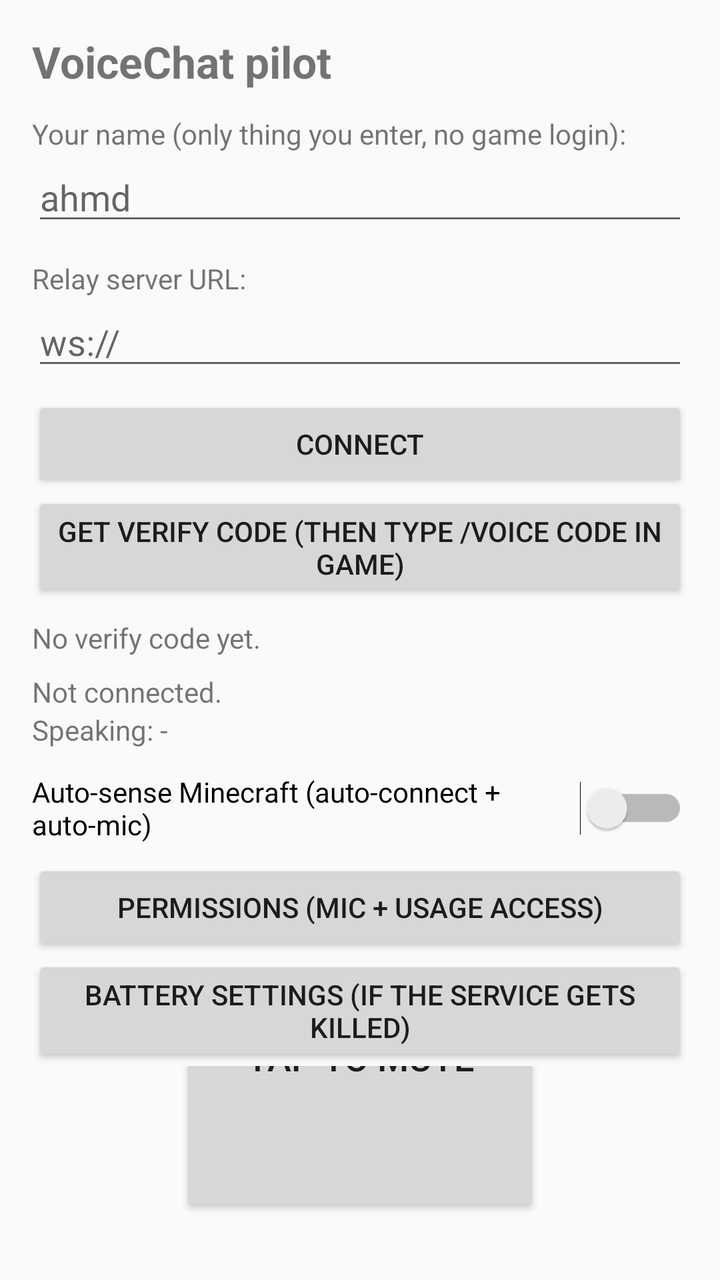
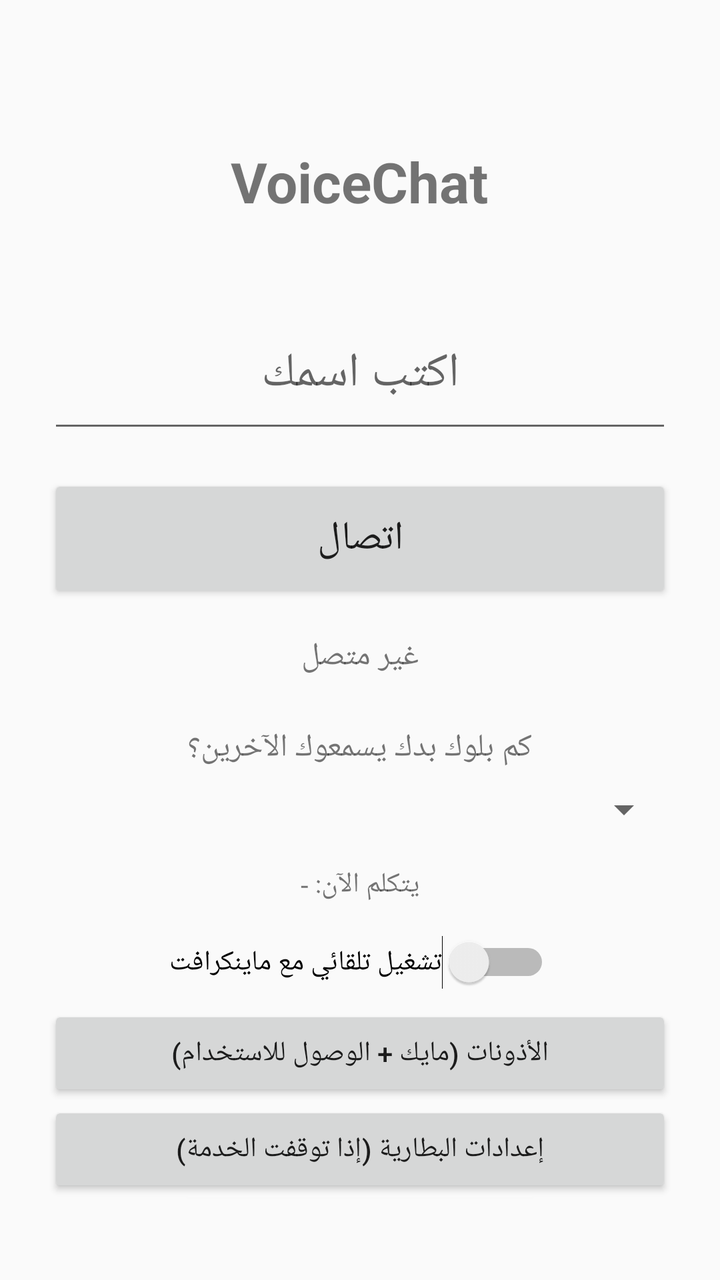

Compare the two renders of this Android layout. The source of the first and the diff that turns it into the second are given below.
<!-- AndroidManifest.xml: application theme Theme.AppCompat.Light.NoActionBar -->
<!-- res/layout/activity_main.xml -->
<?xml version="1.0" encoding="utf-8"?>
<LinearLayout xmlns:android="http://schemas.android.com/apk/res/android"
    android:layout_width="match_parent"
    android:layout_height="match_parent"
    android:orientation="vertical"
    android:padding="16dp">

    <TextView
        android:layout_width="wrap_content"
        android:layout_height="wrap_content"
        android:text="VoiceChat pilot"
        android:textSize="22sp"
        android:textStyle="bold" />

    <TextView
        android:layout_width="wrap_content"
        android:layout_height="wrap_content"
        android:layout_marginTop="12dp"
        android:text="Your name (only thing you enter, no game login):" />

    <EditText
        android:id="@+id/nameField"
        android:layout_width="match_parent"
        android:layout_height="wrap_content"
        android:hint="ahmd"
        android:inputType="textPersonName" />

    <TextView
        android:layout_width="wrap_content"
        android:layout_height="wrap_content"
        android:layout_marginTop="12dp"
        android:text="Relay server URL:" />

    <EditText
        android:id="@+id/urlField"
        android:layout_width="match_parent"
        android:layout_height="wrap_content"
        android:hint="ws://"
        android:inputType="textUri" />

    <Button
        android:id="@+id/connectButton"
        android:layout_width="match_parent"
        android:layout_height="wrap_content"
        android:layout_marginTop="8dp"
        android:text="Connect" />

    <Button
        android:id="@+id/codeButton"
        android:layout_width="match_parent"
        android:layout_height="wrap_content"
        android:text="Get verify code (then type /voice CODE in game)" />

    <TextView
        android:id="@+id/codeText"
        android:layout_width="wrap_content"
        android:layout_height="wrap_content"
        android:layout_marginTop="8dp"
        android:text="No verify code yet." />

    <TextView
        android:id="@+id/statusText"
        android:layout_width="wrap_content"
        android:layout_height="wrap_content"
        android:layout_marginTop="8dp"
        android:text="Not connected." />

    <TextView
        android:id="@+id/speakingText"
        android:layout_width="wrap_content"
        android:layout_height="wrap_content"
        android:text="Speaking: -" />

    <Switch
        android:id="@+id/autoSenseSwitch"
        android:layout_width="wrap_content"
        android:layout_height="wrap_content"
        android:layout_marginTop="12dp"
        android:text="Auto-sense Minecraft (auto-connect + auto-mic)" />

    <Button
        android:id="@+id/permissionsButton"
        android:layout_width="match_parent"
        android:layout_height="wrap_content"
        android:layout_marginTop="8dp"
        android:text="Permissions (mic + usage access)" />

    <Button
        android:id="@+id/batteryButton"
        android:layout_width="match_parent"
        android:layout_height="wrap_content"
        android:text="Battery settings (if the service gets killed)" />

    
    <FrameLayout
        android:layout_width="match_parent"
        android:layout_height="0dp"
        android:layout_weight="1"
        android:gravity="bottom|center_horizontal">

        <Button
            android:id="@+id/micButton"
            android:layout_width="180dp"
            android:layout_height="180dp"
            android:layout_gravity="bottom|center_horizontal"
            android:layout_marginBottom="16dp"
            android:text="MIC ON&#10;Tap to mute"
            android:textSize="18sp" />
    </FrameLayout>

</LinearLayout>
<!-- resources referenced by this layout -->
<resources>

</resources>

<!-- the commit's change to res/layout/activity_main.xml (unified diff, before → after) -->
@@ -3,93 +3,116 @@
     android:layout_width="match_parent"
     android:layout_height="match_parent"
     android:orientation="vertical"
-    android:padding="16dp">
+    android:gravity="center_horizontal"
+    android:padding="24dp">
 
     <TextView
         android:layout_width="wrap_content"
         android:layout_height="wrap_content"
-        android:text="VoiceChat pilot"
-        android:textSize="22sp"
+        android:layout_marginTop="48dp"
+        android:text="VoiceChat"
+        android:textSize="28sp"
         android:textStyle="bold" />
-
-    <TextView
-        android:layout_width="wrap_content"
-        android:layout_height="wrap_content"
-        android:layout_marginTop="12dp"
-        android:text="Your name (only thing you enter, no game login):" />
 
     <EditText
         android:id="@+id/nameField"
         android:layout_width="match_parent"
-        android:layout_height="wrap_content"
-        android:hint="ahmd"
+        android:layout_height="72dp"
+        android:layout_marginTop="40dp"
+        android:gravity="center"
+        android:hint="اكتب اسمك"
+        android:textSize="24sp"
         android:inputType="textPersonName" />
-
-    <TextView
-        android:layout_width="wrap_content"
-        android:layout_height="wrap_content"
-        android:layout_marginTop="12dp"
-        android:text="Relay server URL:" />
-
-    <EditText
-        android:id="@+id/urlField"
-        android:layout_width="match_parent"
-        android:layout_height="wrap_content"
-        android:hint="ws://"
-        android:inputType="textUri" />
 
     <Button
         android:id="@+id/connectButton"
         android:layout_width="match_parent"
-        android:layout_height="wrap_content"
-        android:layout_marginTop="8dp"
-        android:text="Connect" />
-
-    <Button
-        android:id="@+id/codeButton"
-        android:layout_width="match_parent"
-        android:layout_height="wrap_content"
-        android:text="Get verify code (then type /voice CODE in game)" />
-
-    <TextView
-        android:id="@+id/codeText"
-        android:layout_width="wrap_content"
-        android:layout_height="wrap_content"
-        android:layout_marginTop="8dp"
-        android:text="No verify code yet." />
+        android:layout_height="64dp"
+        android:layout_marginTop="16dp"
+        android:text="اتصال"
+        android:textSize="20sp" />
 
     <TextView
         android:id="@+id/statusText"
         android:layout_width="wrap_content"
         android:layout_height="wrap_content"
-        android:layout_marginTop="8dp"
-        android:text="Not connected." />
+        android:layout_marginTop="16dp"
+        android:text="غير متصل"
+        android:textSize="16sp" />
+
+    
+    <LinearLayout
+        android:id="@+id/commandSection"
+        android:layout_width="match_parent"
+        android:layout_height="wrap_content"
+        android:orientation="vertical"
+        android:gravity="center_horizontal"
+        android:visibility="gone"
+        android:layout_marginTop="24dp">
+
+        <TextView
+            android:layout_width="wrap_content"
+            android:layout_height="wrap_content"
+            android:text="يرجى كتابة اسمك بالشات"
+            android:textSize="18sp"
+            android:textStyle="bold" />
+
+        <TextView
+            android:id="@+id/commandText"
+            android:layout_width="wrap_content"
+            android:layout_height="wrap_content"
+            android:layout_marginTop="8dp"
+            android:text="/ahmdawd3"
+            android:textSize="22sp"
+            android:textStyle="bold" />
+
+        <Button
+            android:id="@+id/copyButton"
+            android:layout_width="wrap_content"
+            android:layout_height="wrap_content"
+            android:layout_marginTop="8dp"
+            android:text="نسخ الأمر" />
+    </LinearLayout>
+
+    <TextView
+        android:layout_width="wrap_content"
+        android:layout_height="wrap_content"
+        android:layout_marginTop="24dp"
+        android:text="كم بلوك بدك يسمعوك الآخرين؟"
+        android:textSize="16sp" />
+
+    <Spinner
+        android:id="@+id/rangeSpinner"
+        android:layout_width="match_parent"
+        android:layout_height="wrap_content"
+        android:layout_marginTop="8dp" />
 
     <TextView
         android:id="@+id/speakingText"
         android:layout_width="wrap_content"
         android:layout_height="wrap_content"
-        android:text="Speaking: -" />
+        android:layout_marginTop="16dp"
+        android:text="يتكلم الآن: -" />
 
     <Switch
         android:id="@+id/autoSenseSwitch"
         android:layout_width="wrap_content"
         android:layout_height="wrap_content"
-        android:layout_marginTop="12dp"
-        android:text="Auto-sense Minecraft (auto-connect + auto-mic)" />
+        android:layout_marginTop="16dp"
+        android:text="تشغيل تلقائي مع ماينكرافت" />
 
     <Button
         android:id="@+id/permissionsButton"
         android:layout_width="match_parent"
         android:layout_height="wrap_content"
         android:layout_marginTop="8dp"
-        android:text="Permissions (mic + usage access)" />
+        android:text="الأذونات (مايك + الوصول للاستخدام)" />
 
     <Button
         android:id="@+id/batteryButton"
         android:layout_width="match_parent"
         android:layout_height="wrap_content"
-        android:text="Battery settings (if the service gets killed)" />
+        android:text="إعدادات البطارية (إذا توقفت الخدمة)" />
 
     
     <FrameLayout
@@ -104,7 +127,7 @@
             android:layout_height="180dp"
             android:layout_gravity="bottom|center_horizontal"
             android:layout_marginBottom="16dp"
-            android:text="MIC ON&#10;Tap to mute"
+            android:text="MIC ON&#10;اضغط للكتم"
             android:textSize="18sp" />
     </FrameLayout>
 
